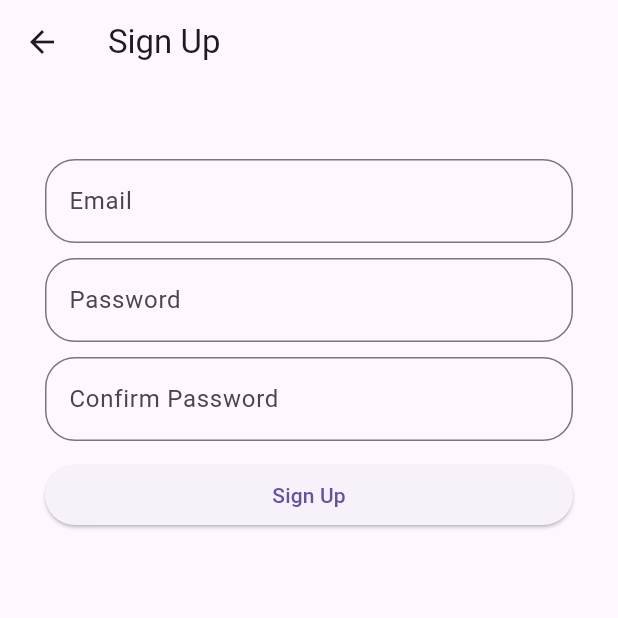
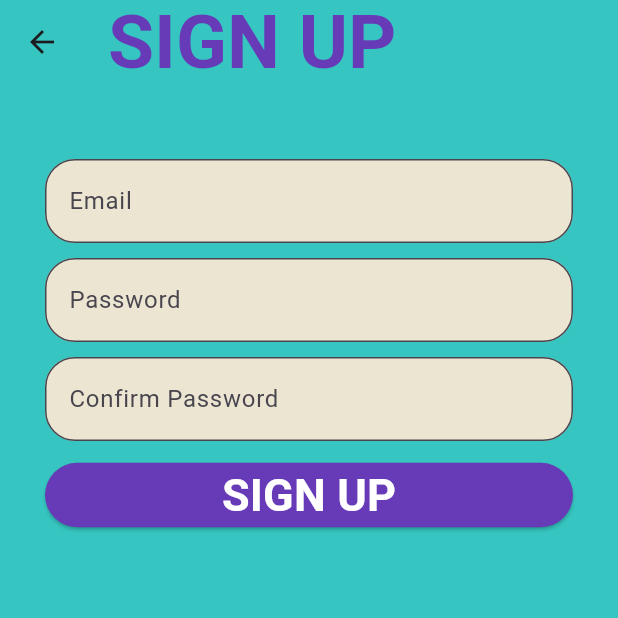
Before and after one commit to halocreations/halo_stories, a Flutter app: the RegisterPage screen opened directly, on a phone screen of 412 x 824 dp, the top half of it. Run offline on Flutter 3.47's test engine with Material 3 defaults, Android fonts, the phone set to English and light mode, and no system bars; our stand-ins replace flutter_dotenv, supabase_flutter; accounts and stored records are empty.

Commit message:
Added some styling to the widgets on the Register page

```diff
--- a/lib/screens/register.dart
+++ b/lib/screens/register.dart
@@ -48,8 +48,17 @@ class _RegisterPageState extends State<RegisterPage> {
   @override
   Widget build(BuildContext context) {
     return Scaffold(
+      backgroundColor: const Color.fromARGB(255, 54, 197, 192),
       appBar: AppBar(
-        title: const Text('Sign Up'),
+        backgroundColor: const Color.fromARGB(255, 54, 197, 192),
+        title: const Text(
+          'SIGN UP',
+          style: TextStyle(
+            fontSize: 50,
+            fontWeight: FontWeight.bold,
+            color: Colors.deepPurple,
+          )
+        ),
       ),
       body: ListView(
         padding: EdgeInsets.symmetric(horizontal: 30, vertical: 50),
@@ -57,6 +66,8 @@ class _RegisterPageState extends State<RegisterPage> {
           TextField(
             controller: _emailController,
             decoration: InputDecoration(
+              filled: true,
+              fillColor: const Color.fromARGB(255, 235, 229, 209),
               border: OutlineInputBorder(borderRadius: BorderRadius.circular(20)),
               hintText: 'Email'
             ),
@@ -65,6 +76,8 @@ class _RegisterPageState extends State<RegisterPage> {
           TextField(
             controller: _passwordController,
             decoration: InputDecoration(
+              filled: true,
+              fillColor: const Color.fromARGB(255, 235, 229, 209),
               border: OutlineInputBorder(borderRadius: BorderRadius.circular(20)),
               hintText: 'Password'
             ),
@@ -73,12 +86,27 @@ class _RegisterPageState extends State<RegisterPage> {
           TextField(
             controller: _confirmPasswordController,
             decoration: InputDecoration(
+              filled: true,
+              fillColor: const Color.fromARGB(255, 235, 229, 209),
               border: OutlineInputBorder(borderRadius: BorderRadius.circular(20)),
               hintText: 'Confirm Password'
             ),
           ),
           const SizedBox(height: 12),
-          ElevatedButton(onPressed: signUp, child: const Text('Sign Up')),
+          ElevatedButton(
+            onPressed: signUp,
+            style: ElevatedButton.styleFrom(
+              backgroundColor: Colors.deepPurple,
+              foregroundColor: Colors.white,
+            ),
+            child: const Text(
+              'SIGN UP',
+              style: TextStyle(
+                fontSize: 30,
+                fontWeight: FontWeight.bold,
+              )
+            )
+          ),
 
 
         ],
```
